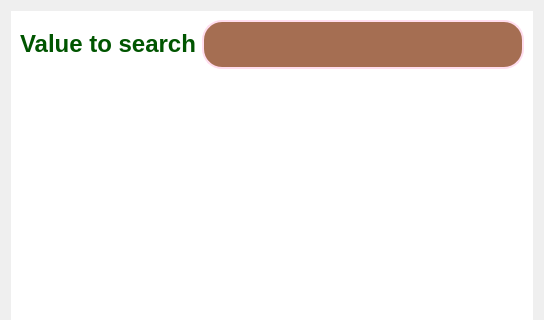
Above: membersList.ui from salmajaghoua23/Library before the change; both pictures show x 0 to 544 and y 0 to 320 of the 544 by 478 pixel window. Below: the same form after it.
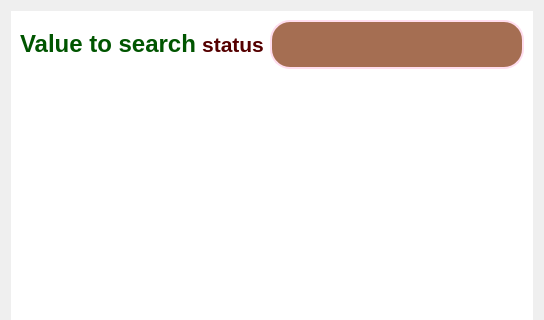
That is the form after the change.

What changed in the file:
```diff
--- a/membersList.ui
+++ b/membersList.ui
@@ -48,6 +48,13 @@
             </property>
            </widget>
           </item>
+          <item>
+           <widget class="QLabel" name="statusLabel">
+            <property name="text">
+             <string>&lt;html&gt;&lt;head/&gt;&lt;body&gt;&lt;p align=&quot;center&quot;&gt;&lt;span style=&quot; font-size:16pt; font-weight:700; color:#550000;&quot;&gt;status&lt;/span&gt;&lt;/p&gt;&lt;/body&gt;&lt;/html&gt;</string>
+            </property>
+           </widget>
+          </item>
           <item>
            <widget class="QLineEdit" name="value">
             <property name="styleSheet">
```
